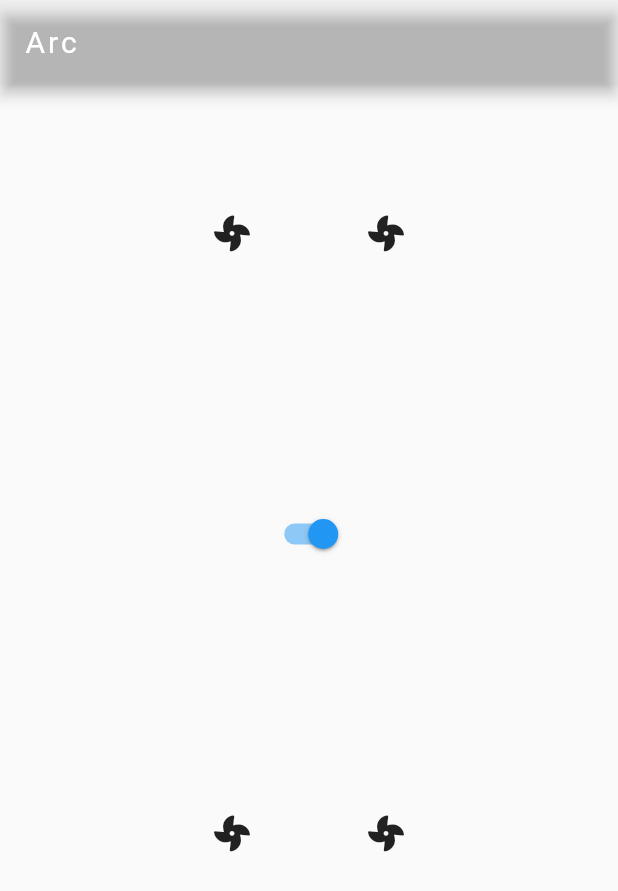
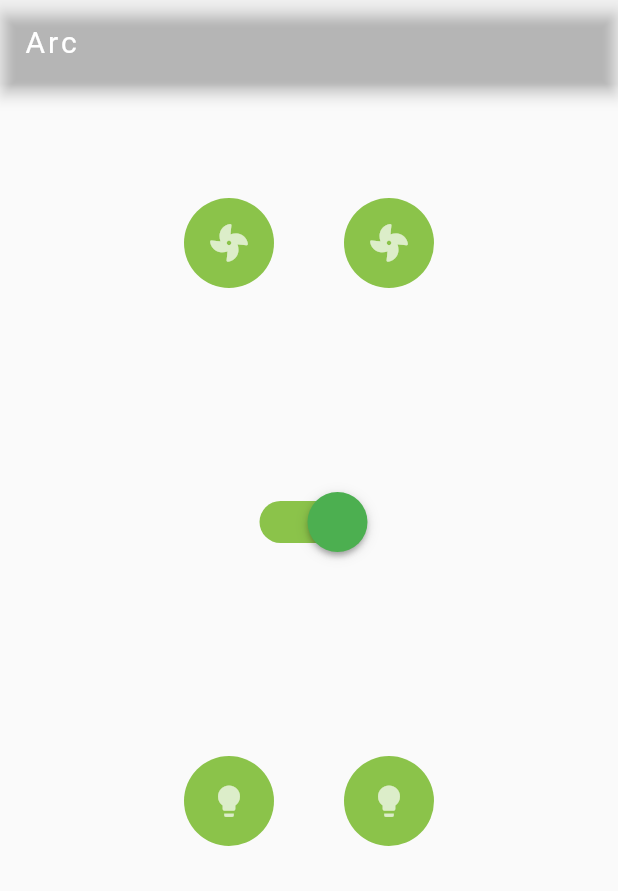
Before and after one commit to Arc-programmers/Flutter, a Flutter app: the screen it shows after launch, on a phone screen of 412 x 824 dp. Shown: the top 891 px of the screen. Run offline on Flutter 3.47's test engine with Material 2 defaults, Android fonts, the light colour scheme and no system bars; our stand-ins replace firebase_core; accounts and stored records are empty; Roboto replaces fonts that are missing (Italics).

Commit message:
made buttons cooler

```diff
--- a/ccc/lib/main.dart
+++ b/ccc/lib/main.dart
@@ -38,16 +38,13 @@ class MyHomePage extends StatefulWidget {
 }
 
 class _MyHomePageState extends State<MyHomePage> {
-
+  bool isPressed1 = false;
+  bool isPressed2 = false;
+  bool isPressed3 = false;
+  bool isPressed4 = false;
 bool light =true;
   @override
   Widget build(BuildContext context) {
-    // This method is rerun every time setState is called, for instance as done
-    // by the _incrementCounter method above.
-    //
-    // The Flutter framework has been optimized to make rerunning build methods
-    // fast, so that you can just rebuild anything that needs updating rather
-    // than having to individually change instances of widgets.
     return Scaffold(
       appBar: AppBar(
         title: const Text("Arc",
@@ -70,61 +67,99 @@ bool light =true;
               child:  Row(
                 mainAxisAlignment: MainAxisAlignment.spaceEvenly,
                 children:<Widget>[
-                  IconButton(onPressed: (){},
-                      icon:
-                      const Icon(
+                  CircleAvatar(
+                    radius: 30,
+                    backgroundColor: isPressed1?Colors.black12:Colors.lightGreen,
+                    child: IconButton(onPressed: (){
+                          setState(() {
+                            isPressed1 = !isPressed1;
+                          });
+                        },
+                      icon: Icon(
                           MyFlutterApp.fan,
-                          size: 24,
+                          size: 25,
+                        color: isPressed1
+                            ? Colors.grey
+                            : Colors.white70,
 
-                      )),
+                      )),),
 
-                  IconButton(onPressed: (){},
-                      icon: const Icon(
-                        MyFlutterApp.fan,
-                        size: 24,
+                  CircleAvatar(
+                    radius: 30,
+                    backgroundColor: isPressed2?Colors.black12:Colors.lightGreen,
+                    child: IconButton(onPressed: (){
+                      setState(() {
+                        isPressed2 = !isPressed2;
+                      });
+                    },
+                        icon: Icon(
+                          MyFlutterApp.fan,
+                          size: 25,
+                          color: isPressed2
+                              ? Colors.grey
+                              : Colors.white70,
 
-                      )),
+                        )),)
 
                 ],
               ),),
             Container(
-              padding: const EdgeInsets.all(60.00),
+              padding: const EdgeInsets.all(40.00),
               margin: const EdgeInsets.all(16.00),
-              child:  Row(
-                mainAxisAlignment: MainAxisAlignment.spaceEvenly,
-                children:<Widget>[
-                    Switch(value: light,
+
+              child: Transform.scale(
+                  scale: 2.0,
+                  child: Switch(value: light,
+                        activeColor: Colors.green,
+                        activeTrackColor: Colors.lightGreen,
+
                         onChanged: (bool value){
                       setState(() {
                         light=value;
                       });
                         }
 
-                    )
-                  ]
-    )),
+                    ))
+    ),
 
               Container(
               padding: const EdgeInsets.all(60.00),
               margin: const EdgeInsets.all(16.00),
-              child:  Row(
+              child: Row(
                 mainAxisAlignment: MainAxisAlignment.spaceEvenly,
                 children:<Widget>[
-                  IconButton(onPressed:(){},
-                  icon: const Icon(
-                    MyFlutterApp.fan,
-                    size: 24,
+                  CircleAvatar(
+                    radius: 30,
+                    backgroundColor: isPressed3?Colors.black12:Colors.lightGreen,
+                    child: IconButton(onPressed: (){
+                      setState(() {
+                        isPressed3 = !isPressed3;
+                      });
+                    },
+                        icon: Icon(
+                          Icons.lightbulb,
+                          size: 25,
+                          color: isPressed3
+                              ? Colors.grey
+                              : Colors.white70,
 
-                  ),
+                        )),),
+                  CircleAvatar(
+                    radius: 30,
+                    backgroundColor: isPressed4?Colors.black12:Colors.lightGreen,
+                    child: IconButton(onPressed: (){
+                      setState(() {
+                        isPressed4 = !isPressed4;
+                      });
+                    },
+                        icon: Icon(
+                          Icons.lightbulb,
+                          size: 25,
+                          color: isPressed4
+                              ? Colors.grey
+                              : Colors.white70,
 
-                  ),
-                  IconButton(onPressed:(){},
-                    icon: const Icon(
-                    MyFlutterApp.fan,
-                    size: 24,
-                    )
-                  )
-
+                        )),)
 
                 ],
               ),),
```
